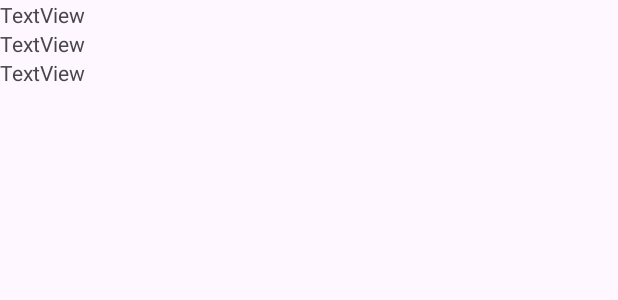
After one commit to JCoji/Android-Cycling-App, an Android app: the layout activity_user_event_view.xml on its own in the app's theme, with its tools: preview values and no code run, on a phone screen of 412 x 824 dp. The commit adds this screen. Shown: the top 300 px of the screen. Run offline under Robolectric (Android 15) with nearby library versions, the phone set to English and light mode, and no system bars.

Commit message:
Added user's event search

```diff
--- a/app/src/main/AndroidManifest.xml
+++ b/app/src/main/AndroidManifest.xml
@@ -12,6 +12,12 @@
         android:supportsRtl="true"
         android:theme="@style/Theme.SEGFINALPROJECT"
         tools:targetApi="31">
+        <activity
+            android:name=".UserEventView"
+            android:exported="false" />
+        <activity
+            android:name=".UserSearch"
+            android:exported="false" />
         <activity
             android:name=".ClubEventEditor"
             android:exported="false" />
--- a/app/src/main/java/com/example/segfinalproject/ClubEventCreator.java
+++ b/app/src/main/java/com/example/segfinalproject/ClubEventCreator.java
@@ -133,7 +133,7 @@ public class ClubEventCreator extends AppCompatActivity {
         } else if (!(isFeeValid(eventFee))) {
             Toast.makeText(getApplicationContext(), "Event Fee Invalid", Toast.LENGTH_LONG).show();
         } else {
-            ClubEvent newCE = new ClubEvent(selectedEventType, eventName.getText().toString(), Integer.parseInt(memberNum.getText().toString()));
+            ClubEvent newCE = new ClubEvent(selectedEventType, eventName.getText().toString(), Integer.parseInt(memberNum.getText().toString()), clubName);
             uploadClubEvent(newCE);
 
             Bundle extras = getIntent().getExtras();
@@ -181,8 +181,10 @@ public class ClubEventCreator extends AppCompatActivity {
 
         DatabaseReference newEventTypeRef = dbRef.getReference("clubs/" + clubName +  "/events/" + event.getName() + "/type");
         DatabaseReference newEventSizeRef = dbRef.getReference("clubs/" + clubName +  "/events/" + event.getName() + "/size");
+        DatabaseReference newEventCNameRef = dbRef.getReference("clubs/" + clubName +  "/events/" + event.getName() + "/Club Name");
 
         newEventTypeRef.setValue(selectedEventName);
         newEventSizeRef .setValue(event.getSize());
+        newEventCNameRef.setValue(clubName);
     }
 }
--- a/app/src/main/java/com/example/segfinalproject/Event.java
+++ b/app/src/main/java/com/example/segfinalproject/Event.java
@@ -5,6 +5,7 @@ public class Event {
     int age;
     String level;
     int pace;
+
     //Event requires a name/title, a minimum age for participating, a level (easy,medium,hard) and a pace.
     Event(String title, int age, String level, int pace){
         this.title = title;
--- a/app/src/main/java/com/example/segfinalproject/User.java
+++ b/app/src/main/java/com/example/segfinalproject/User.java
@@ -8,4 +8,6 @@ public class User extends Account{
 
         roll = "users";
     }
+
+
 }
--- /dev/null
+++ b/app/src/main/res/layout/activity_user_event_view.xml
@@ -0,0 +1,32 @@
+<?xml version="1.0" encoding="utf-8"?>
+<androidx.constraintlayout.widget.ConstraintLayout xmlns:android="http://schemas.android.com/apk/res/android"
+    xmlns:app="http://schemas.android.com/apk/res-auto"
+    xmlns:tools="http://schemas.android.com/tools"
+    android:layout_width="match_parent"
+    android:layout_height="match_parent"
+    tools:context=".UserEventView">
+
+    <LinearLayout
+        android:layout_width="match_parent"
+        android:layout_height="match_parent"
+        android:orientation="vertical">
+
+        <TextView
+            android:id="@+id/EventName"
+            android:layout_width="match_parent"
+            android:layout_height="wrap_content"
+            android:text="TextView" />
+
+        <TextView
+            android:id="@+id/EventType"
+            android:layout_width="match_parent"
+            android:layout_height="wrap_content"
+            android:text="TextView" />
+
+        <TextView
+            android:id="@+id/ClubNameUserView"
+            android:layout_width="match_parent"
+            android:layout_height="wrap_content"
+            android:text="TextView" />
+    </LinearLayout>
+</androidx.constraintlayout.widget.ConstraintLayout>
```
Also changed, not shown: app/src/main/java/com/example/segfinalproject/ClubEvent.java (+12 -1 lines), app/src/main/java/com/example/segfinalproject/ClubEventEditor.java (+5 -2 lines), app/src/main/java/com/example/segfinalproject/UserActivity.java (+8 -0 lines), app/src/main/java/com/example/segfinalproject/UserEventView.java (added, +55 -0 lines), app/src/main/java/com/example/segfinalproject/UserSearch.java (added, +132 -0 lines), app/src/main/res/layout/activity_user.xml (+7 -0 lines), app/src/main/res/layout/activity_user_search.xml (added, +43 -0 lines).
